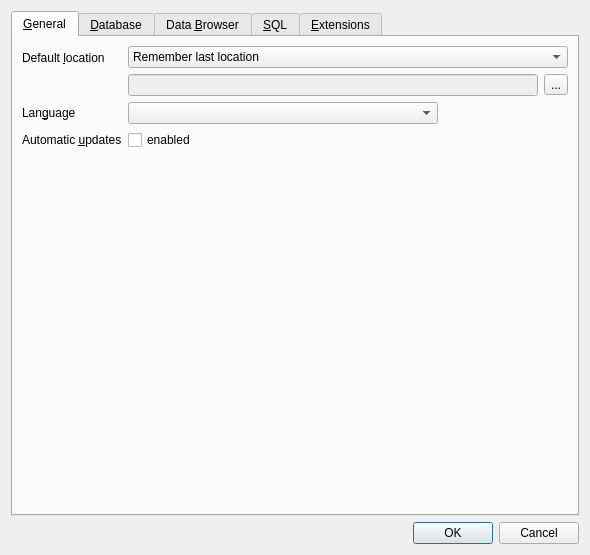
Above: src/PreferencesDialog.ui from sqlitebrowser/sqlitebrowser before the change. Below: the same form after it.
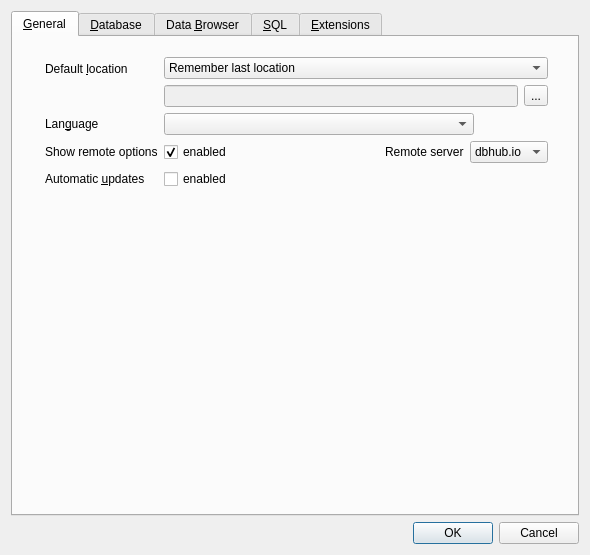
That is the form after the change. Icons and pictures are not drawn. Custom widgets are drawn as their Qt base class.

Commit message: Add placeholder File → Remote submenu + basic Preferences options

Diff of the .ui file:
```diff
--- a/src/PreferencesDialog.ui
+++ b/src/PreferencesDialog.ui
@@ -26,8 +26,27 @@
       <attribute name="title">
        <string>&amp;General</string>
       </attribute>
+      <widget class="QWidget" name="formLayoutWidget">
+       <property name="geometry">
+        <rect>
+         <x>32</x>
+         <y>20</y>
+         <width>503</width>
+         <height>251</height>
+        </rect>
+       </property>
       <layout class="QFormLayout" name="formLayout_3">
-       <item row="1" column="1">
+        <item row="0" column="0">
+         <widget class="QLabel" name="label_4">
+          <property name="text">
+           <string>Default &amp;location</string>
+          </property>
+          <property name="buddy">
+           <cstring>locationEdit</cstring>
+          </property>
+         </widget>
+        </item>
+        <item row="0" column="1">
         <layout class="QVBoxLayout" name="verticalLayout_6">
          <item>
           <widget class="QComboBox" name="comboDefaultLocation">
@@ -81,16 +100,6 @@
         </layout>
        </item>
        <item row="1" column="0">
-        <widget class="QLabel" name="label_4">
-         <property name="text">
-          <string>Default &amp;location</string>
-         </property>
-         <property name="buddy">
-          <cstring>locationEdit</cstring>
-         </property>
-        </widget>
-       </item>
-       <item row="2" column="0">
         <widget class="QLabel" name="label_9">
          <property name="text">
           <string>Lan&amp;guage</string>
@@ -100,7 +109,31 @@
          </property>
         </widget>
        </item>
-       <item row="2" column="1">
+        <item row="2" column="0">
+         <widget class="QLabel" name="labelUseRemotes">
+          <property name="text">
+           <string>Show remote options</string>
+          </property>
+         </widget>
+        </item>
+        <item row="3" column="0">
+         <widget class="QLabel" name="labelUpdates">
+          <property name="text">
+           <string>Automatic &amp;updates</string>
+          </property>
+          <property name="buddy">
+           <cstring>checkUpdates</cstring>
+          </property>
+         </widget>
+        </item>
+        <item row="3" column="1">
+         <widget class="QCheckBox" name="checkUpdates">
+          <property name="text">
+           <string>enabled</string>
+          </property>
+         </widget>
+        </item>
+        <item row="1" column="1">
         <widget class="QComboBox" name="languageComboBox">
          <property name="sizePolicy">
           <sizepolicy hsizetype="Maximum" vsizetype="Fixed">
@@ -122,24 +155,51 @@
          </property>
         </widget>
        </item>
-       <item row="3" column="0">
-        <widget class="QLabel" name="labelUpdates">
-         <property name="text">
-          <string>Automatic &amp;updates</string>
-         </property>
-         <property name="buddy">
-          <cstring>checkUpdates</cstring>
-         </property>
-        </widget>
-       </item>
-       <item row="3" column="1">
-        <widget class="QCheckBox" name="checkUpdates">
+        <item row="2" column="1">
+         <layout class="QHBoxLayout" name="horizontalLayout_3">
+          <item>
+           <widget class="QCheckBox" name="checkUseRemotes">
          <property name="text">
           <string>enabled</string>
          </property>
-        </widget>
-       </item>
-      </layout>
+            <property name="checked">
+             <bool>true</bool>
+            </property>
+           </widget>
+          </item>
+          <item>
+           <spacer name="horizontalSpacer">
+            <property name="orientation">
+             <enum>Qt::Horizontal</enum>
+            </property>
+            <property name="sizeHint" stdset="0">
+             <size>
+              <width>40</width>
+              <height>20</height>
+             </size>
+            </property>
+           </spacer>
+          </item>
+          <item>
+           <widget class="QLabel" name="labelRemoteServer">
+            <property name="text">
+             <string>Remote server</string>
+            </property>
+           </widget>
+          </item>
+          <item>
+           <widget class="QComboBox" name="comboRemoteServer">
+            <item>
+             <property name="text">
+              <string>dbhub.io</string>
+             </property>
+            </item>
+           </widget>
+          </item>
+         </layout>
+        </item>
+       </layout>
+      </widget>
      </widget>
      <widget class="QWidget" name="tab">
       <attribute name="title">
```
Left out of the diff: 2 changed lines with no effect on the pictures. Lines whose indentation alone changed are shown as unchanged. The commit also changes 5 other files.
